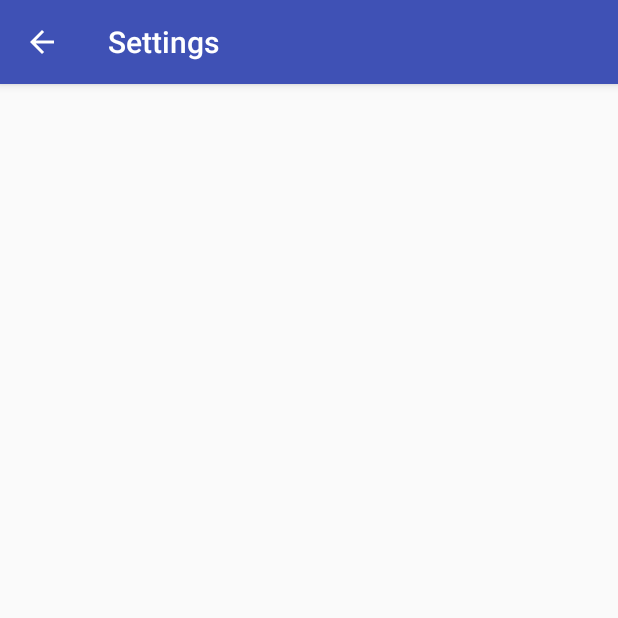
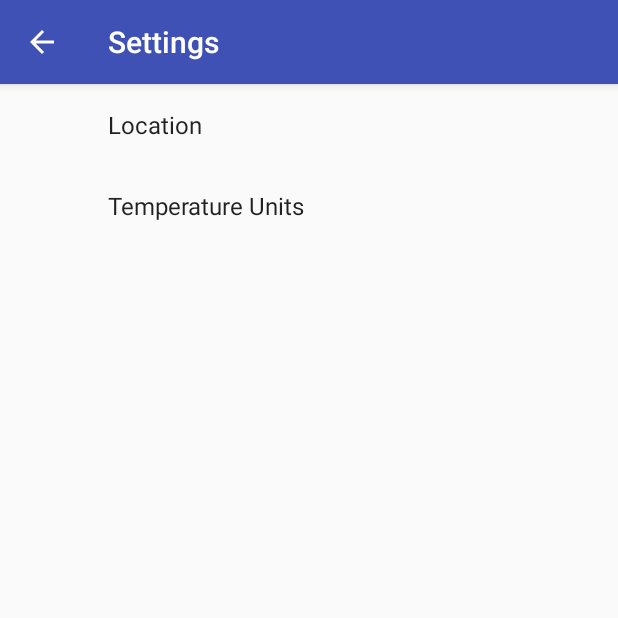
Before and after one commit to lwonho92/Developing_Anboo, an Android app: the SettingsActivity screen opened directly, with no data from a screen before it, on a phone screen of 412 x 824 dp, the top half of it. Run offline under Robolectric (Android 15) with nearby library versions, the phone set to English and light mode, and no system bars; our stand-ins replace androidx.preference.

Commit message:
Complete S06.02.
Add SettingsFragment.

```diff
--- a/Sunshine/app/build.gradle
+++ b/Sunshine/app/build.gradle
@@ -25,6 +25,7 @@ dependencies {
 
     //compile 'com.android.support.constraint:constraint-layout:1.0.0-beta4'
     compile 'com.android.support:recyclerview-v7:25.0.1'
+    compile 'com.android.support:preference-v7:25.0.1'
     // Instrumentation dependencies use androidTestCompile
     // (as opposed to testCompile for local unit tests run in the JVM)
     androidTestCompile 'junit:junit:4.12'
--- /dev/null
+++ b/Sunshine/app/src/main/java/com/example/android/sunshine/SettingsFragment.java
@@ -0,0 +1,72 @@
+package com.example.android.sunshine;
+
+import android.content.SharedPreferences;
+import android.os.Bundle;
+import android.support.v7.preference.CheckBoxPreference;
+import android.support.v7.preference.EditTextPreference;
+import android.support.v7.preference.ListPreference;
+import android.support.v7.preference.Preference;
+import android.support.v7.preference.PreferenceFragmentCompat;
+import android.support.v7.preference.PreferenceScreen;
+
+/**
+ * Created by MY on 2017-01-09.
+ */
+
+public class SettingsFragment extends PreferenceFragmentCompat implements SharedPreferences.OnSharedPreferenceChangeListener {
+    @Override
+    public void onCreatePreferences(Bundle savedInstanceState, String rootKey) {
+        addPreferencesFromResource(R.xml.pref_setting);
+
+        SharedPreferences sharedPreferences = getPreferenceScreen().getSharedPreferences();
+        PreferenceScreen prefScreen = getPreferenceScreen();
+        int count = prefScreen.getPreferenceCount();
+
+        for(int i = 0; i < count; i++) {
+            Preference p = prefScreen.getPreference(i);
+
+            if(!(p instanceof CheckBoxPreference)) {
+                String value = sharedPreferences.getString(p.getKey(), "");
+                setPreferenceSummary(p, value);
+            }
+        }
+    }
+
+    private void setPreferenceSummary(Preference preference, String value) {
+        if(preference instanceof EditTextPreference) {
+            preference.setSummary(value);
+        } else if(preference instanceof ListPreference) {
+            ListPreference listPreference = (ListPreference) preference;
+            int prefIndex = listPreference.findIndexOfValue(value);
+            if(prefIndex >= 0) {
+                listPreference.setSummary(listPreference.getEntries()[prefIndex]);
+            }
+        }
+    }
+
+    @Override
+    public void onSharedPreferenceChanged(SharedPreferences sharedPreferences, String key) {
+        Preference preference = findPreference(key);
+
+        if(preference != null) {
+            if(!(preference instanceof CheckBoxPreference)) {
+                String value = sharedPreferences.getString(key, "");
+                setPreferenceSummary(preference, value);
+            }
+        }
+    }
+
+    @Override
+    public void onCreate(Bundle savedInstanceState) {
+        super.onCreate(savedInstanceState);
+        getPreferenceScreen().getSharedPreferences()
+                .registerOnSharedPreferenceChangeListener(this);
+    }
+
+    @Override
+    public void onDestroy() {
+        super.onDestroy();
+        getPreferenceScreen().getSharedPreferences()
+                .unregisterOnSharedPreferenceChangeListener(this);
+    }
+}
--- a/Sunshine/app/src/main/res/layout/activity_settings.xml
+++ b/Sunshine/app/src/main/res/layout/activity_settings.xml
@@ -1,5 +1,7 @@
 <?xml version="1.0" encoding="utf-8"?>
-<FrameLayout xmlns:android="http://schemas.android.com/apk/res/android"
-    android:id="@+id/activity_settings"
+
+<fragment xmlns:android="http://schemas.android.com/apk/res/android"
+    android:id="@+id/weather_settings_container"
+    android:name="com.example.android.sunshine.SettingsFragment"
     android:layout_width="match_parent"
-    android:layout_height="match_parent"/>
+    android:layout_height="match_parent" />
--- /dev/null
+++ b/Sunshine/app/src/main/res/values/arrays.xml
@@ -0,0 +1,27 @@
+<?xml version="1.0" encoding="utf-8"?>
+<!--
+  Copyright (C) 2016 The Android Open Source Project
+
+  Licensed under the Apache License, Version 2.0 (the "License");
+  you may not use this file except in compliance with the License.
+  You may obtain a copy of the License at
+
+       http://www.apache.org/licenses/LICENSE-2.0
+
+  Unless required by applicable law or agreed to in writing, software
+  distributed under the License is distributed on an "AS IS" BASIS,
+  WITHOUT WARRANTIES OR CONDITIONS OF ANY KIND, either express or implied.
+  See the License for the specific language governing permissions and
+  limitations under the License.
+-->
+<resources>
+    <string-array name="pref_units_options">
+        <item>@string/pref_units_label_metric</item>
+        <item>@string/pref_units_label_imperial</item>
+    </string-array>
+
+    <string-array name="pref_units_values">
+        <item>@string/pref_units_metric</item>
+        <item>@string/pref_units_imperial</item>
+    </string-array>
+</resources>
--- a/Sunshine/app/src/main/res/values/strings.xml
+++ b/Sunshine/app/src/main/res/values/strings.xml
@@ -32,6 +32,18 @@
     <string name="action_settings">Settings</string>
 
     <string name="error_message">Error is occured. Please check current states.</string>
+
+    <string name="pref_location_label">Location</string>
+    <string name="pref_location_key" translatable="false">location</string>
+    <string name="pref_location_default" translatable="false">Mountain View, CA 94043</string>
+
+    <string name="pref_units_label">Temperature Units</string>
+    <string name="pref_units_label_metric">Metric</string>
+    <string name="pref_units_label_imperial">Imperial</string>
+
+    <string name="pref_units_key" translatable="false">units</string>
+    <string name="pref_units_metric" translatable="false">metric</string>
+    <string name="pref_units_imperial" translatable="false">imperial</string>
 
     <!-- - - - - - - - - - - - - -->
     <!--Used by SunshineDateUtils-->
--- a/Sunshine/app/src/main/res/values/styles.xml
+++ b/Sunshine/app/src/main/res/values/styles.xml
@@ -22,6 +22,8 @@
         <item name="colorPrimary">@color/colorPrimary</item>
         <item name="colorPrimaryDark">@color/colorPrimaryDark</item>
         <item name="colorAccent">@color/colorAccent</item>
+
+        <item name="preferenceTheme">@style/PreferenceThemeOverlay</item>
     </style>
 
 </resources>
--- /dev/null
+++ b/Sunshine/app/src/main/res/xml/pref_setting.xml
@@ -0,0 +1,16 @@
+<?xml version="1.0" encoding="utf-8"?>
+<PreferenceScreen xmlns:android="http://schemas.android.com/apk/res/android"
+    xmlns:app="http://schemas.android.com/apk/res-auto">
+    <EditTextPreference
+        android:defaultValue="@string/pref_location_default"
+        app:key="@string/pref_location_key"
+        android:title="@string/pref_location_label"
+        />
+    <ListPreference
+        android:defaultValue="@string/pref_units_metric"
+        android:entries="@array/pref_units_options"
+        android:entryValues="@array/pref_units_values"
+        android:key="@string/pref_units_key"
+        android:title="@string/pref_units_label"
+        />
+</PreferenceScreen>
```
